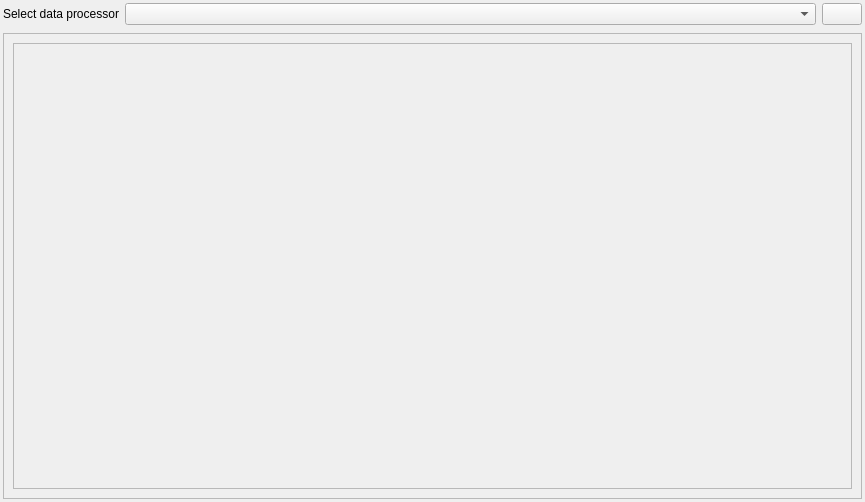
Before: the Qt Designer form ui/dsp_ui/OptionsWindowDataProcessingWidget.ui in PhysioLabXR/PhysioLabXR-Community, drawn with Qt 5.
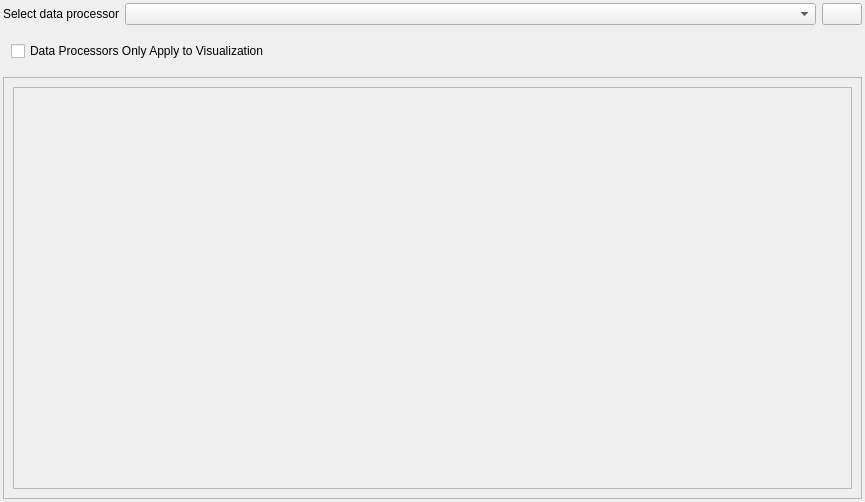
After: the same form once the commit is applied.

Commit message: data processor only apply to visualization checkbox

The edit to the form file:
```diff
--- a/ui/dsp_ui/OptionsWindowDataProcessingWidget.ui
+++ b/ui/dsp_ui/OptionsWindowDataProcessingWidget.ui
@@ -13,7 +13,7 @@
   <property name="minimumSize">
    <size>
     <width>0</width>
-    <height>200</height>
+    <height>400</height>
    </size>
   </property>
   <property name="windowTitle">
@@ -110,6 +110,22 @@
         </layout>
        </widget>
       </item>
+      <item>
+       <widget class="QWidget" name="DataProcessorOnlyAppliedToVisualizationCheckBoxWidget" native="true">
+        <property name="enabled">
+         <bool>true</bool>
+        </property>
+        <layout class="QHBoxLayout" name="horizontalLayout_2">
+         <item>
+          <widget class="QCheckBox" name="DataProcessorsOnlyApplyToVisualizationCheckBox">
+           <property name="text">
+            <string>Data Processors Only Apply to Visualization</string>
+           </property>
+          </widget>
+         </item>
+        </layout>
+       </widget>
+      </item>
       <item>
        <widget class="QWidget" name="DataProcessorWidget" native="true">
         <layout class="QVBoxLayout" name="verticalLayout_4">
@@ -151,7 +167,7 @@
                  <x>0</x>
                  <y>0</y>
                  <width>837</width>
-                 <height>442</height>
+                 <height>402</height>
                 </rect>
                </property>
                <property name="sizePolicy">
```
The commit also changes 6 other files.
